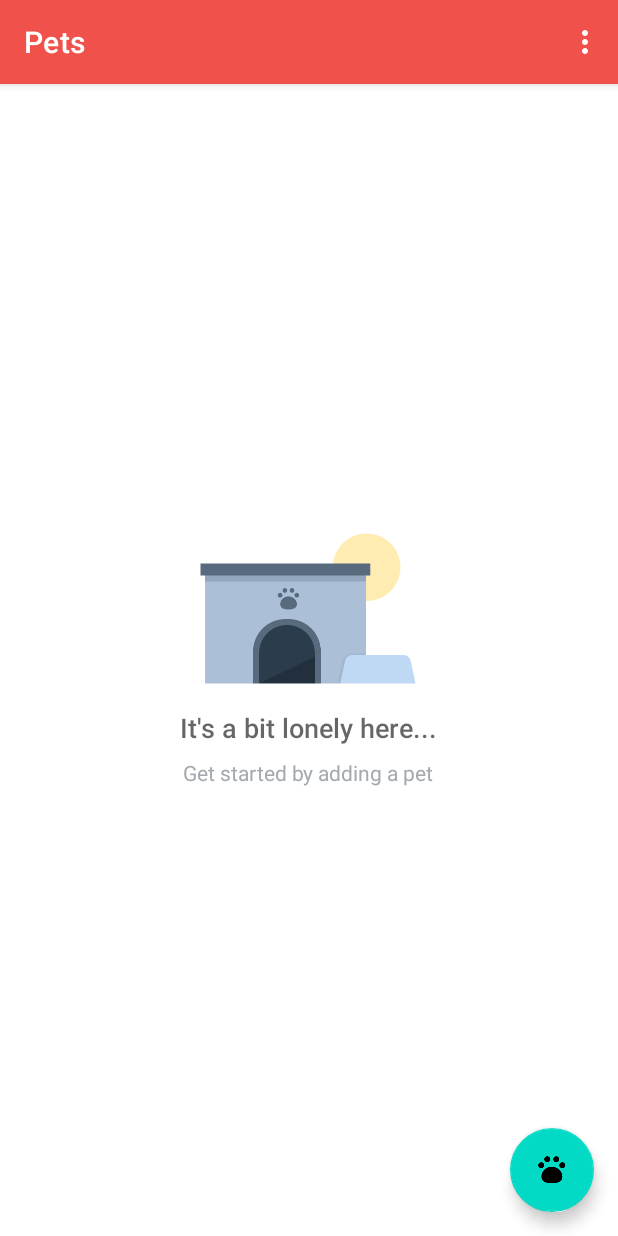
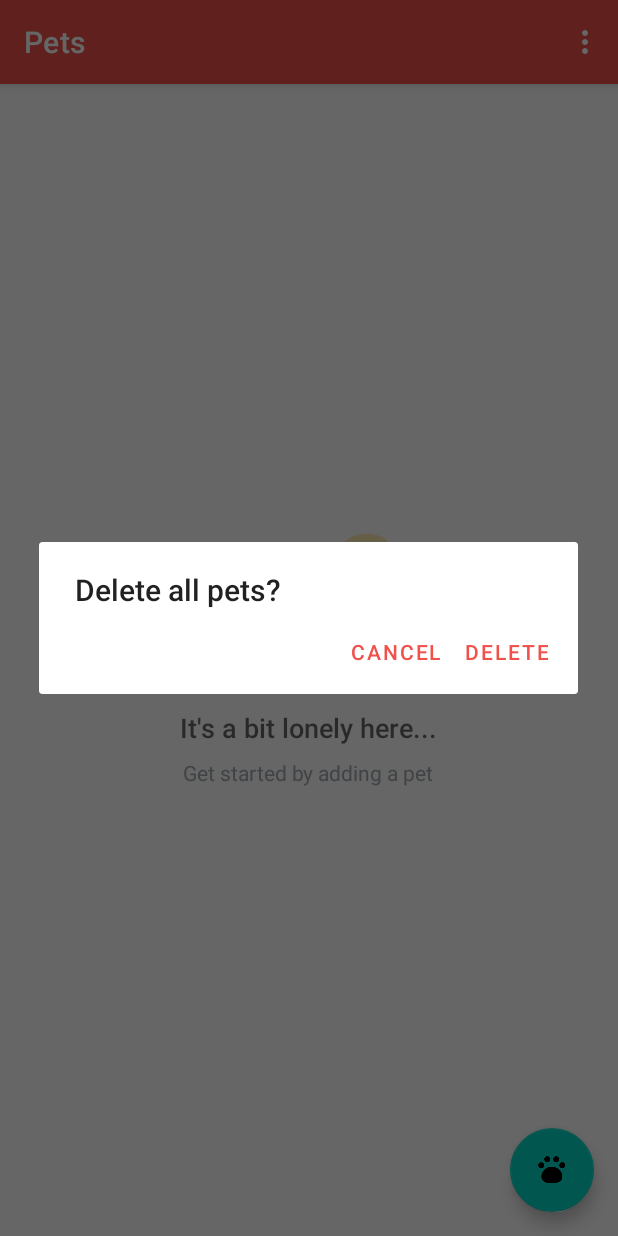
Before and after one commit to JaiminRana01/Pets, an Android app: the screen it shows after launch (CatalogActivity), in the options menu, after a tap on "Delete All Pets", on a phone screen of 412 x 824 dp. Run offline under Robolectric (Android 15) with nearby library versions, the phone set to English and light mode, and no system bars.

Commit message:
4.9 if pet breed attribute is empty then app should show "Unknown breed" in CatalogActivity. implemented in PetCursorAdapter's bindView method.

```diff
--- a/app/src/main/java/com/example/pets/CatalogActivity.java
+++ b/app/src/main/java/com/example/pets/CatalogActivity.java
@@ -2,9 +2,11 @@ package com.example.pets;
 
 import androidx.appcompat.app.AppCompatActivity;
 
+import android.app.AlertDialog;
 import android.app.LoaderManager;
 import android.content.ContentUris;
 import android.content.CursorLoader;
+import android.content.DialogInterface;
 import android.content.Loader;
 
 import android.content.ContentValues;
@@ -18,6 +20,7 @@ import android.view.MenuItem;
 import android.view.View;
 import android.widget.AdapterView;
 import android.widget.ListView;
+import android.widget.Toast;
 
 import com.example.pets.data.PetContract.PetEntry;
 import com.example.pets.data.PetDbHelper;
@@ -122,7 +125,7 @@ public class CatalogActivity extends AppCompatActivity implements LoaderManager.
                 return true;
             // Respond to a click on the "Delete all entries" menu option
             case R.id.action_delete_all_entries:
-                // Do nothing for now
+                showDeleteConfirmationDialog();
                 return true;
         }
         return super.onOptionsItemSelected(item);
@@ -147,11 +150,11 @@ public class CatalogActivity extends AppCompatActivity implements LoaderManager.
     }
 
     @Override
-    public void onLoadFinished(Loader<Cursor> loader, Cursor data) {
+    public void onLoadFinished(Loader<Cursor> loader, Cursor cursor) {
         /**
          Update {@link PetCursorAdapter} with this new cursor containing updated pet data
          */
-        mCursorAdapter.swapCursor(data);
+        mCursorAdapter.swapCursor(cursor);
     }
 
     @Override
@@ -159,4 +162,38 @@ public class CatalogActivity extends AppCompatActivity implements LoaderManager.
         //callback called when data needs to be deleted.
         mCursorAdapter.swapCursor(null);
     }
+
+    private void showDeleteConfirmationDialog() {
+        AlertDialog.Builder builder = new AlertDialog.Builder(this);
+        builder.setTitle("Delete all pets?");
+        builder.setPositiveButton("Delete", new DialogInterface.OnClickListener() {
+            @Override
+            public void onClick(DialogInterface dialog, int which) {
+                deleteAllPets();
+            }
+        });
+        builder.setNegativeButton("Cancel", new DialogInterface.OnClickListener() {
+            @Override
+            public void onClick(DialogInterface dialog, int which) {
+                if (dialog != null) {
+                    dialog.dismiss();
+                }
+            }
+        });
+
+        AlertDialog alertDialog = builder.create();
+        alertDialog.show();
+    }
+
+    //delete all pets from database
+    private void deleteAllPets() {
+        //delete all pets from database.
+        int rowsDeleted = getContentResolver().delete(PetEntry.CONTENT_URI, null, null);
+
+        if (rowsDeleted == 0) {
+            Toast.makeText(this, getString(R.string.editor_delete_pet_failed), Toast.LENGTH_SHORT).show();
+        } else {
+            Toast.makeText(this, rowsDeleted + getString(R.string.catalog_delete_all_pets), Toast.LENGTH_SHORT).show();
+        }
+    }
 }
--- a/app/src/main/java/com/example/pets/EditorActivity.java
+++ b/app/src/main/java/com/example/pets/EditorActivity.java
@@ -424,15 +424,15 @@ public class EditorActivity extends AppCompatActivity implements LoaderManager.L
         // Create an AlertDialog.Builder and set the message, and click listeners
         // for the positive and negative buttons on the dialog.
         AlertDialog.Builder builder = new AlertDialog.Builder(this);
-        builder.setTitle("Delete this pet?");
-        builder.setPositiveButton("Delete", new DialogInterface.OnClickListener() {
+        builder.setTitle(getString(R.string.delete_dialog_msg));
+        builder.setPositiveButton(getString(R.string.delete), new DialogInterface.OnClickListener() {
             @Override
             public void onClick(DialogInterface dialog, int which) {
                 //delete pet.
                 deletePet();
             }
         });
-        builder.setNegativeButton("Cancel", new DialogInterface.OnClickListener() {
+        builder.setNegativeButton(getString(R.string.cancel), new DialogInterface.OnClickListener() {
             @Override
             public void onClick(DialogInterface dialog, int which) {
                 //when user clicks on cancel button dismiss the dialog and continue editing.
--- a/app/src/main/java/com/example/pets/PetCursorAdapter.java
+++ b/app/src/main/java/com/example/pets/PetCursorAdapter.java
@@ -65,6 +65,11 @@ public class PetCursorAdapter extends CursorAdapter {
         String petName = cursor.getString(nameColumnIndex);
         String petBreed = cursor.getString(breedColumnIndex);
 
+        //if pet breed is empty or null then that will say "Unknown breed"
+        if (petBreed.isEmpty()) {
+            petBreed = context.getString(R.string.unknown_breed);
+        }
+
         //Update the textViews with the attributes for the current pet.
         nameTextView.setText(petName);
         summaryTextView.setText(petBreed);
--- a/app/src/main/res/values/strings.xml
+++ b/app/src/main/res/values/strings.xml
@@ -82,7 +82,12 @@
     <!--  Toast message in editor when current pet was successful deleted [CHAR LIMIT=NONE]  -->
     <string name="editor_delete_pet_successful">Pet deleted</string>
 
-
     <!--  Toast message in editor when current pet has failed to be deleted [CHAR LIMIT=NONE]  -->
     <string name="editor_delete_pet_failed">Error with deleting pet</string>
+
+    <!-- Toast message in editor when all pets was successfully deleted [CHAR LIMIT=NONE]   -->
+    <string name="catalog_delete_all_pets"> pets deleted from database</string>
+
+    <!--  Label for pet breed if the breed is unknown [CHAR LIMIT=20]  -->
+    <string name="unknown_breed">Unknown breed</string>
 </resources>
```
